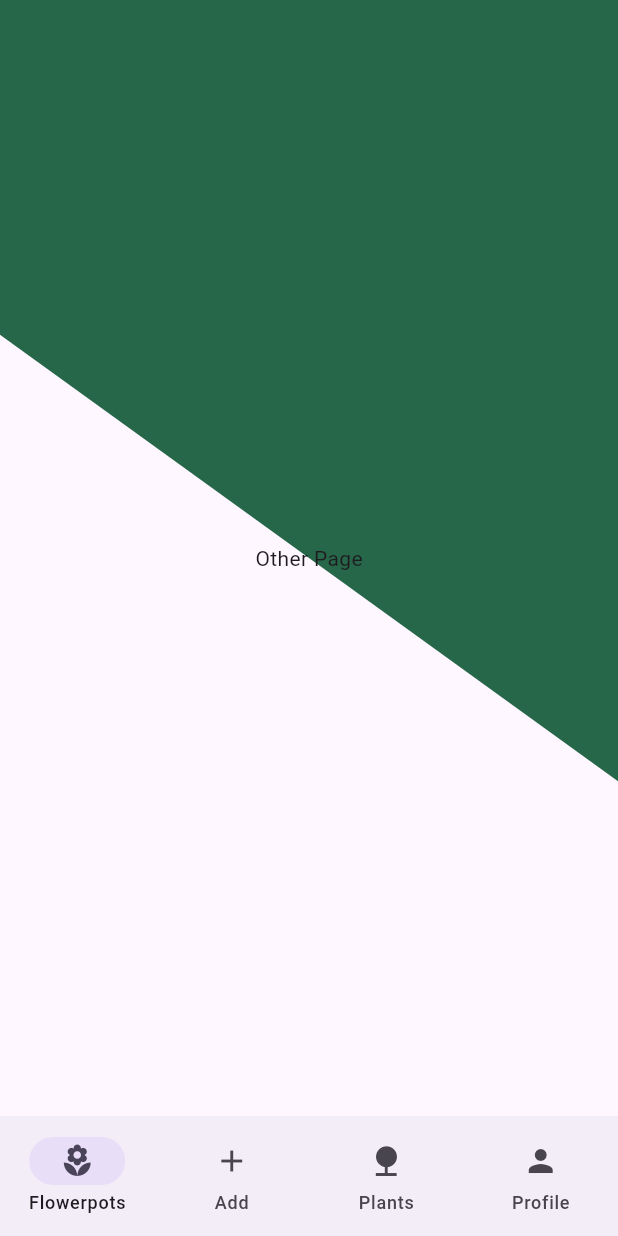
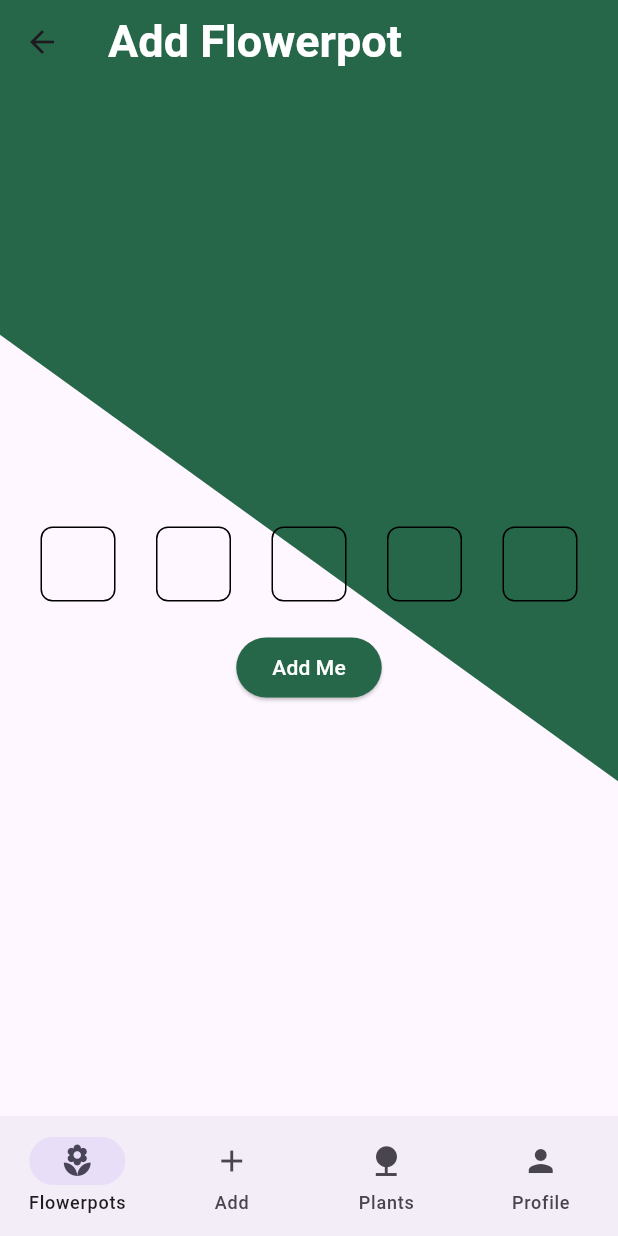
Before and after one commit to LosChiferos-WS71/ztech-mobile-application, a Flutter app: the AddPotScreen screen opened by its route, on a phone screen of 412 x 824 dp. Run offline on Flutter 3.47's test engine with Material 3 defaults, Android fonts, the phone set to English and light mode, and no system bars.

Commit message:
Update Add Por Screen

```diff
--- a/lib/common/widgets/navigation_appbar.dart
+++ b/lib/common/widgets/navigation_appbar.dart
@@ -48,7 +48,7 @@ class CustomNavigationBar extends StatelessWidget {
         break;
       case 1:
         // Asumiendo que tienes una ruta para añadir, por ejemplo una pantalla de adición
-        Navigator.pushNamed(context, 'choose-plant');
+        Navigator.pushNamed(context, 'addPot');
         break;
       case 2:
         Navigator.pushNamed(context, 'home');
--- a/lib/loan/presentation/views/addpot_screen.dart
+++ b/lib/loan/presentation/views/addpot_screen.dart
@@ -22,8 +22,7 @@ class _AddPotScreenState extends State<AddPotScreen> {
       body: CustomPaint(
         painter: DiagonalBackgroundPainter(),
         child: Center(
-          child: _selectedIndex == 1 // Para cambiar a la vista según las opciones del toolbar(0, 1, 2, 3)
-              ? Column(
+          child: Column(
             children: <Widget>[
               AppBar(
                 title: Text(
@@ -54,7 +53,8 @@ class _AddPotScreenState extends State<AddPotScreen> {
                     SizedBox(height: 20),
                     ElevatedButton(
                       onPressed: () {
-                        print('Add Me button pressed');
+                                Navigator.pushNamed(context, 'choose-plant');
+
                       },
                       style: ElevatedButton.styleFrom(
                         backgroundColor: Color(0xFF276749),
@@ -69,9 +69,7 @@ class _AddPotScreenState extends State<AddPotScreen> {
               ),
             ],
           )
-              : Center(
-            child: Text('Other Page'),
-          ),
+
         ),
       ),
       bottomNavigationBar: CustomNavigationBar(
```
